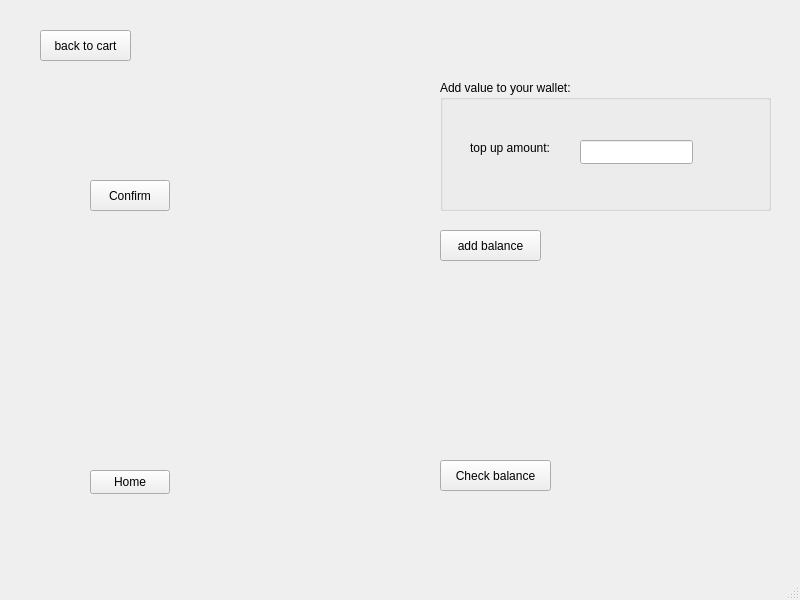
xyang2316/OOP-project, file FoodOrderingApp/payment.ui: the form before one commit.
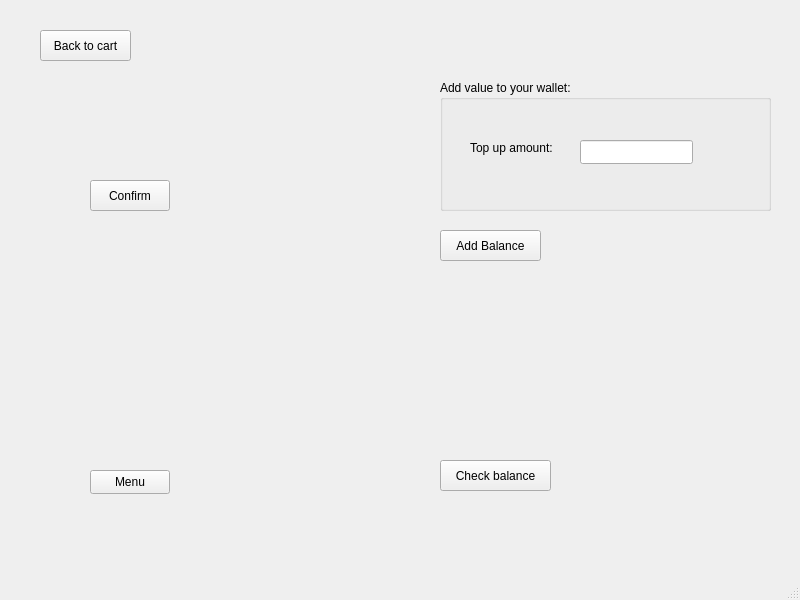
The form after the commit.

The edit to the form file:
```diff
--- a/FoodOrderingApp/payment.ui
+++ b/FoodOrderingApp/payment.ui
@@ -37,7 +37,7 @@
      </rect>
     </property>
     <property name="text">
-     <string>add balance</string>
+     <string>Add Balance</string>
     </property>
    </widget>
    <widget class="QGroupBox" name="groupBox">
@@ -62,7 +62,7 @@
       </rect>
      </property>
      <property name="text">
-      <string>top up amount:</string>
+      <string>Top up amount:</string>
      </property>
     </widget>
     <widget class="QLineEdit" name="lineEdit_payAmount">
@@ -97,7 +97,7 @@
      </rect>
     </property>
     <property name="text">
-     <string>back to cart</string>
+     <string>Back to cart</string>
     </property>
    </widget>
    <widget class="QPushButton" name="pushButton_checkBalance">
@@ -134,7 +134,7 @@
      </rect>
     </property>
     <property name="text">
-     <string>Home</string>
+     <string>Menu</string>
     </property>
    </widget>
   </widget>
```
